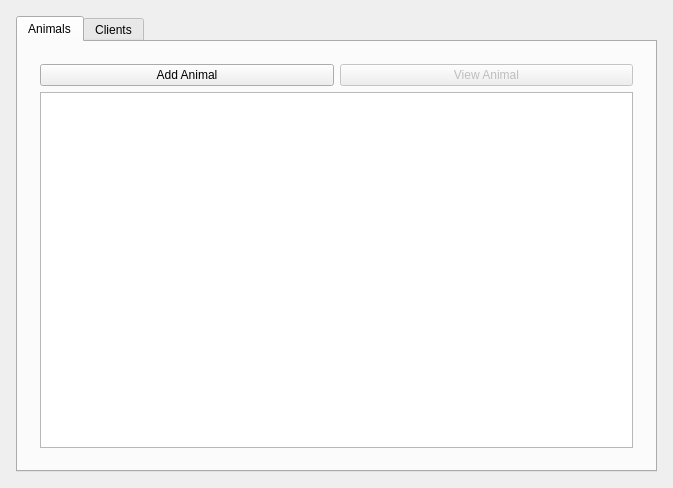
Old version of the form app/mainwindow.ui in the repository FarhoudFlair/Animal-Adoption-Center.
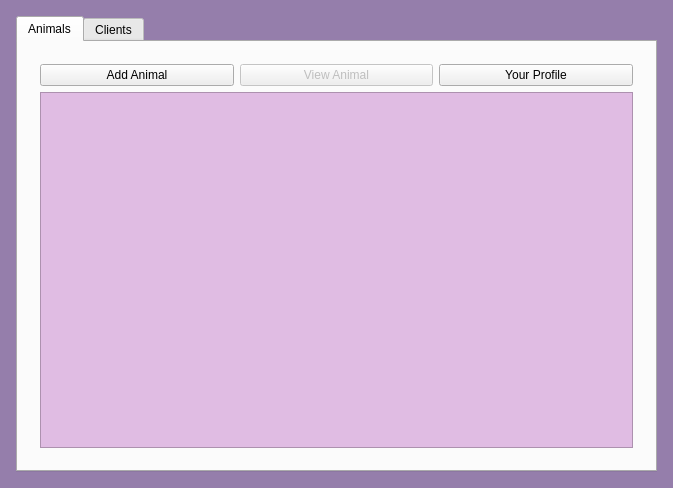
New version of the form. The open tabs and pages were chosen to show the change.

What changed in the file:
```diff
--- a/app/mainwindow.ui
+++ b/app/mainwindow.ui
@@ -13,6 +13,15 @@
   <property name="windowTitle">
    <string>cuACS</string>
   </property>
+  <property name="styleSheet">
+   <string notr="true">QMainWindow {
+	background: rgb(149, 126, 171);
+}
+
+QListView {
+	background: rgb(224, 188, 227);
+}</string>
+  </property>
   <widget class="QWidget" name="centralWidget">
    <layout class="QHBoxLayout" name="horizontalLayout">
     <property name="leftMargin">
@@ -105,6 +114,13 @@
                     </property>
                    </widget>
                   </item>
+                  <item>
+                   <widget class="QPushButton" name="pushButton">
+                    <property name="text">
+                     <string>Your Profile</string>
+                    </property>
+                   </widget>
+                  </item>
                  </layout>
                 </item>
                 <item>
```
Left out of the diff: 27 changed lines with no effect on the pictures.
